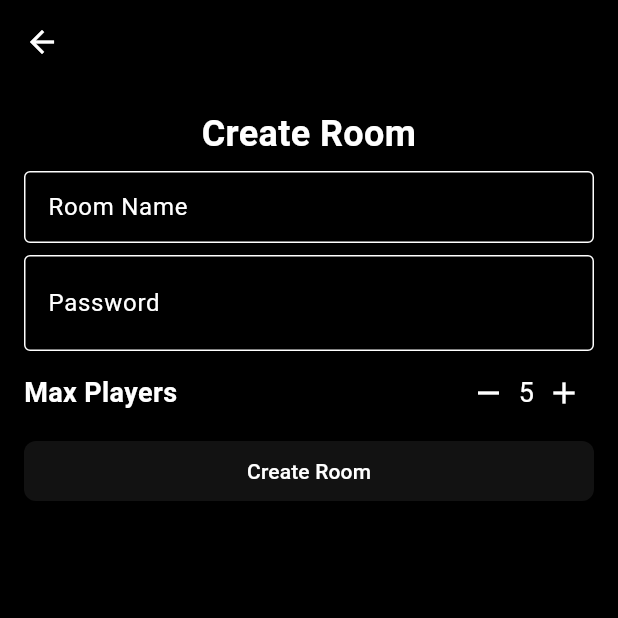
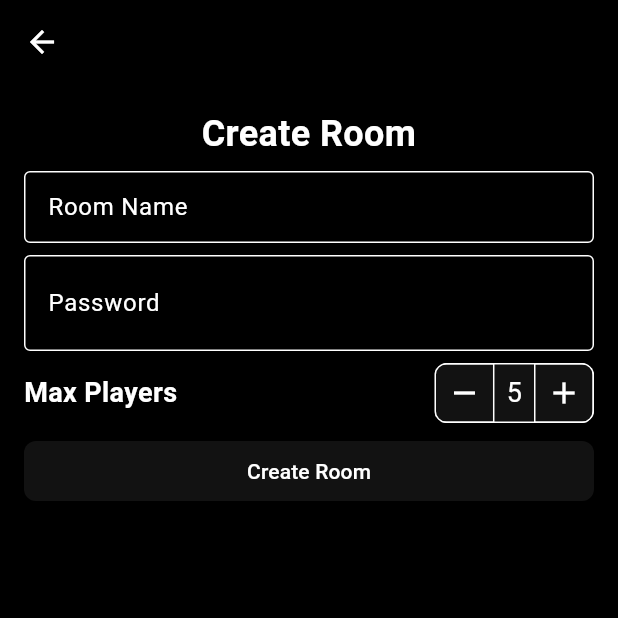
Before and after one commit to TheTarius26/werewolf-game, a Flutter app: the CreateRoomScreen screen opened by its route, on a phone screen of 412 x 824 dp, the top half of it. Run offline on Flutter 3.47's test engine with Material 3 defaults, Android fonts, the phone set to English and light mode, and no system bars; our stand-ins replace auto_route.

Commit message:
refactor: change Create Room UI

```diff
--- a/lib/presentation/create_room/screen/create_room_screen.dart
+++ b/lib/presentation/create_room/screen/create_room_screen.dart
@@ -65,6 +65,8 @@ class _CreateRoomScreenState extends State<CreateRoomScreen> {
                           onPressed: () {
                             passwordStreamController.add(!isVisible);
                           },
+                          iconSize: 18,
+                          padding: EdgeInsets.zero,
                           icon: Icon(
                             !isVisible
                                 ? Icons.visibility
@@ -86,7 +88,23 @@ class _CreateRoomScreenState extends State<CreateRoomScreen> {
                     ),
                   ),
                   const Spacer(),
-                  IconButton(
+                  Material(
+                    shape: RoundedRectangleBorder(
+                      borderRadius: BorderRadius.circular(Dimen.borderRadius),
+                      side: const BorderSide(
+                        color: Colors.white,
+                      ),
+                    ),
+                    clipBehavior: Clip.antiAlias,
+                    child: Row(
+                      children: [
+                        Material(
+                          shape: const RoundedRectangleBorder(
+                            side: BorderSide(
+                              color: Colors.white,
+                            ),
+                          ),
+                          child: IconButton(
                             onPressed: () {
                               if (maxPlayers == 5) return;
                               setState(() {
@@ -95,20 +113,34 @@ class _CreateRoomScreenState extends State<CreateRoomScreen> {
                             },
                             icon: const Icon(Icons.remove),
                           ),
+                        ),
+                        const SizedBox(width: Dimen.smPadding),
                         Text(
                           maxPlayers.toString(),
                           style: const TextStyle(
                             fontSize: 18,
                           ),
                         ),
-                  IconButton(
+                        const SizedBox(width: Dimen.smPadding),
+                        Material(
+                          shape: const RoundedRectangleBorder(
+                            side: BorderSide(
+                              color: Colors.white,
+                            ),
+                          ),
+                          child: IconButton(
                             onPressed: () {
                               if (maxPlayers == 30) return;
                               setState(() {
                                 maxPlayers++;
                               });
                             },
+                            padding: EdgeInsets.zero,
                             icon: const Icon(Icons.add),
+                          ),
+                        ),
+                      ],
+                    ),
                   ),
                 ],
               ),
```
Lines whose indentation alone changed are shown as unchanged.
